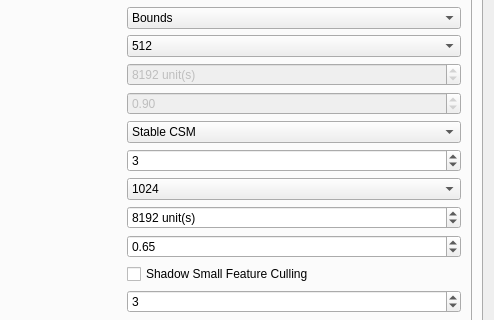
Above: apps/launcher/ui/settingspage.ui from neuchatech/openmw before the change; both pictures show x 247 to 741 and y 152 to 472 of the 741 by 644 pixel window. Below: the same form after it.
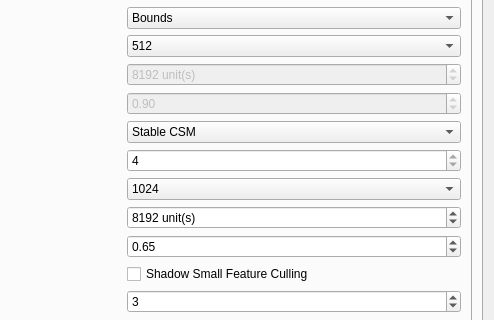
That is the form after the change. The open tabs and pages were chosen to show the change.

Diff of the .ui file:
```diff
--- a/apps/launcher/ui/settingspage.ui
+++ b/apps/launcher/ui/settingspage.ui
@@ -1039,13 +1039,13 @@
                   <string>&lt;html&gt;&lt;head/&gt;&lt;body&gt;&lt;p&gt;Number of stable shadow cascades. More cascades improve coverage but cost more cull and render work.&lt;/p&gt;&lt;/body&gt;&lt;/html&gt;</string>
                  </property>
                  <property name="minimum">
-                  <number>1</number>
+                  <number>6</number>
                  </property>
                  <property name="maximum">
                   <number>4</number>
                  </property>
                  <property name="value">
-                  <number>3</number>
+                  <number>6</number>
                  </property>
                 </widget>
                </item>
```
